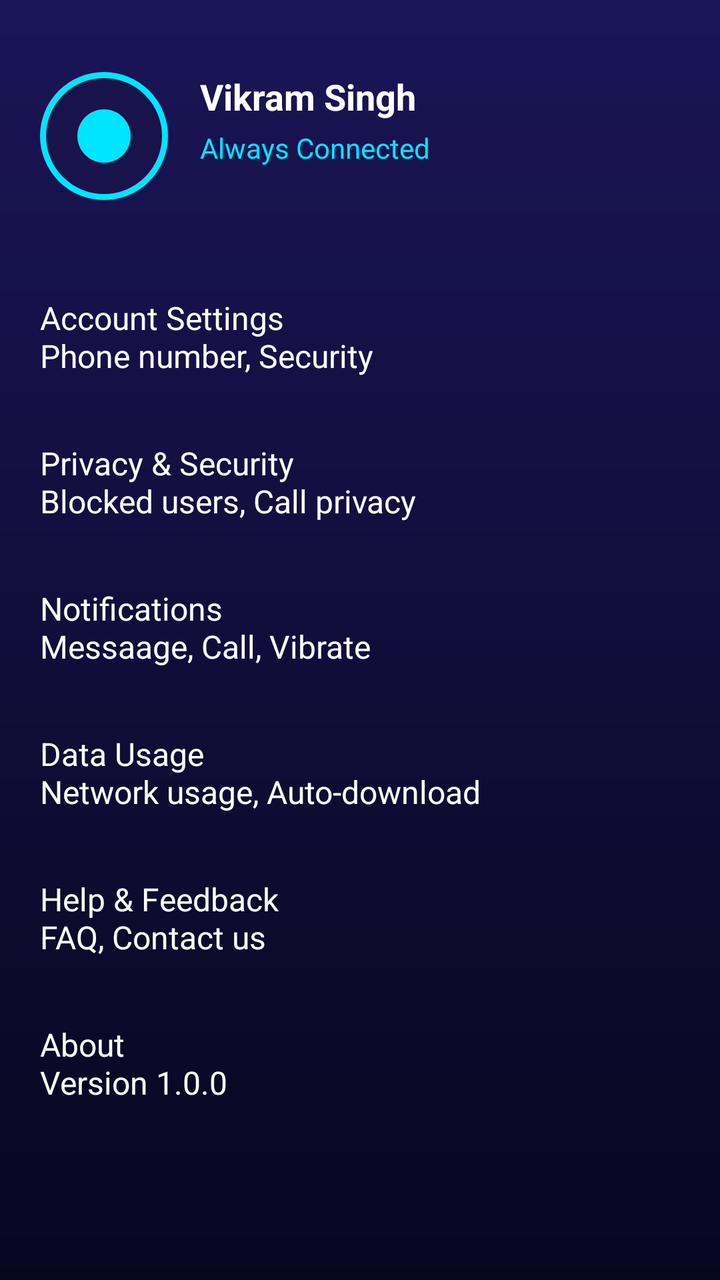
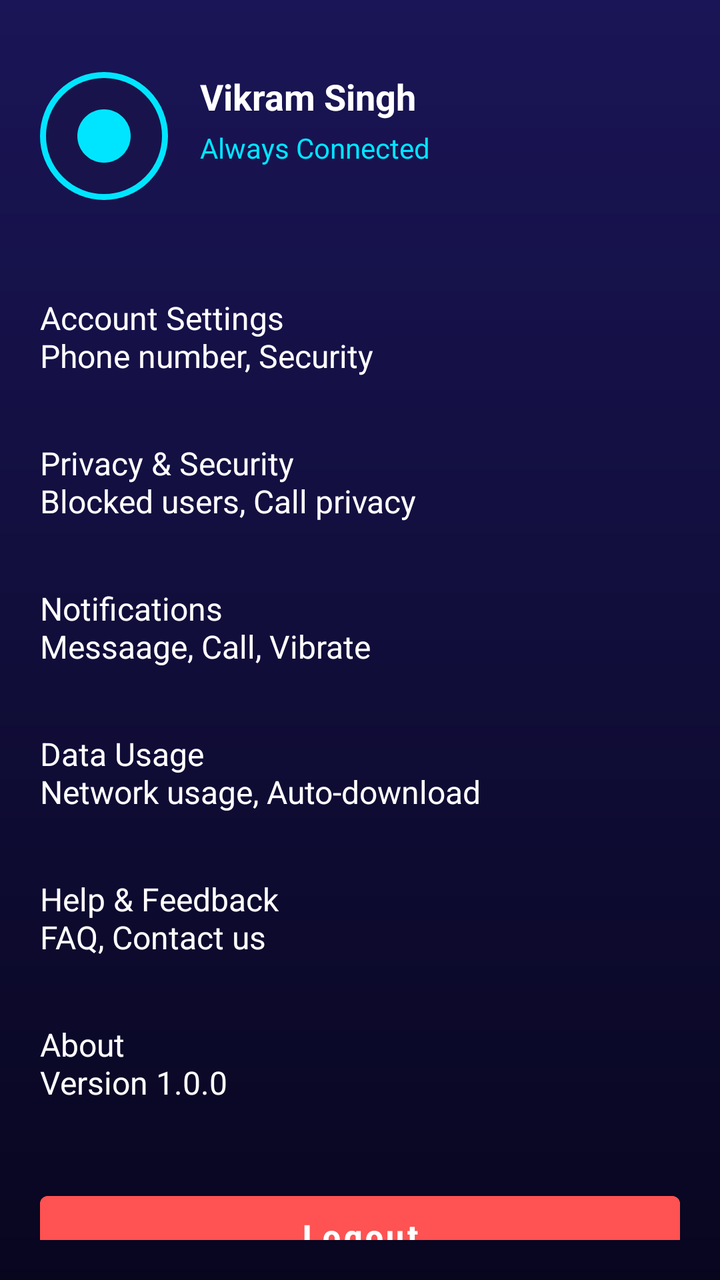

Screens rendered from an Android XML layout before and after an edit, with the pre-edit source and the edit as a unified diff.
<!-- AndroidManifest.xml: application theme Theme.WPRD -->
<!-- res/layout/activity_settings.xml -->
<?xml version="1.0" encoding="utf-8"?>
<androidx.constraintlayout.widget.ConstraintLayout xmlns:android="http://schemas.android.com/apk/res/android"
    xmlns:app="http://schemas.android.com/apk/res-auto"
    android:layout_width="match_parent"
    android:layout_height="match_parent"
    android:background="@drawable/bg_dark_gradient"
    android:padding="20dp">

    
    <ImageView
        android:id="@+id/ivSettingsAvatar"
        android:layout_width="64dp"
        android:layout_height="64dp"
        android:layout_marginTop="16dp"
        android:background="@drawable/bg_circle_cyan_glow"
        android:padding="16dp"
        android:src="@drawable/ic_call"
        app:layout_constraintStart_toStartOf="parent"
        app:layout_constraintTop_toTopOf="parent" />

    <TextView
        android:id="@+id/tvSettingsName"
        android:layout_width="wrap_content"
        android:layout_height="wrap_content"
        android:layout_marginStart="16dp"
        android:text="Vikram Singh"
        android:textColor="@color/text_white"
        android:textSize="18sp"
        android:textStyle="bold"
        app:layout_constraintTop_toTopOf="@+id/ivSettingsAvatar"
        app:layout_constraintStart_toEndOf="@+id/ivSettingsAvatar" />

    <TextView
        android:id="@+id/tvSettingsStatus"
        android:layout_width="wrap_content"
        android:layout_height="wrap_content"
        android:layout_marginStart="16dp"
        android:layout_marginTop="4dp"
        android:text="Always Connected"
        android:textColor="@color/cyan_neon"
        android:textSize="14sp"
        app:layout_constraintTop_toBottomOf="@+id/tvSettingsName"
        app:layout_constraintStart_toEndOf="@+id/ivSettingsAvatar" />

    
    <LinearLayout
        android:layout_width="match_parent"
        android:layout_height="0dp"
        android:layout_marginTop="32dp"
        android:orientation="vertical"
        app:layout_constraintBottom_toBottomOf="parent"
        app:layout_constraintTop_toBottomOf="@+id/ivSettingsAvatar">

        <TextView
            android:layout_width="match_parent"
            android:layout_height="wrap_content"
            android:paddingVertical="16dp"
            android:text="Account Settings\nPhone number, Security"
            android:textColor="@color/text_white"
            android:textSize="16sp" />

        <TextView
            android:layout_width="match_parent"
            android:layout_height="wrap_content"
            android:paddingVertical="16dp"
            android:text="Privacy &amp; Security\nBlocked users, Call privacy"
            android:textColor="@color/text_white"
            android:textSize="16sp" />

        <TextView
            android:layout_width="match_parent"
            android:layout_height="wrap_content"
            android:paddingVertical="16dp"
            android:text="Notifications\nMessaage, Call, Vibrate"
            android:textColor="@color/text_white"
            android:textSize="16sp" />

        <TextView
            android:layout_width="match_parent"
            android:layout_height="wrap_content"
            android:paddingVertical="16dp"
            android:text="Data Usage\nNetwork usage, Auto-download"
            android:textColor="@color/text_white"
            android:textSize="16sp" />

        <TextView
            android:layout_width="match_parent"
            android:layout_height="wrap_content"
            android:paddingVertical="16dp"
            android:text="Help &amp; Feedback\nFAQ, Contact us"
            android:textColor="@color/text_white"
            android:textSize="16sp" />

        <TextView
            android:layout_width="match_parent"
            android:layout_height="wrap_content"
            android:paddingVertical="16dp"
            android:text="About\nVersion 1.0.0"
            android:textColor="@color/text_white"
            android:textSize="16sp" />

    </LinearLayout>

</androidx.constraintlayout.widget.ConstraintLayout>
<!-- resources referenced by this layout -->
<resources>
  <color name="cyan_neon">#00E5FF</color>
  <color name="text_white">#FFFFFF</color>
  <!-- drawable bg_circle_cyan_glow (drawable) -->
  <?xml version="1.0" encoding="utf-8"?>
  <shape xmlns:android="http://schemas.android.com/apk/res/android"
      android:shape="oval">
      <solid android:color="#18144B" />
      <stroke android:width="3dp" android:color="@color/cyan_neon" />
  </shape>
  <!-- drawable bg_dark_gradient (drawable) -->
  <?xml version="1.0" encoding="utf-8"?>
  <shape xmlns:android="http://schemas.android.com/apk/res/android">
      <gradient
          android:angle="270"
          android:endColor="#08061F"
          android:startColor="#1A1556"
          android:type="linear" />
  </shape>
  <!-- drawable ic_call (drawable) -->
  <?xml version="1.0" encoding="utf-8"?>
  <vector xmlns:android="http://schemas.android.com/apk/res/android"
      android:width="24dp"
      android:height="24dp"
      android:viewportWidth="24"
      android:viewportHeight="24">
      <path
          android:fillColor="#00E5FF"
          android:pathData="M12,2C6.48,2 2,6.48 2,12s4.48,10 10,10 10,-4.48 10,-10S17.52,2 12,2z" />
  </vector>
  <style name="Theme.WPRD" parent="Theme.MaterialComponents.DayNight.NoActionBar">
          <item name="colorPrimary">@color/cyan_neon</item>
          <item name="colorPrimaryVariant">@color/navy_primary</item>
          <item name="colorOnPrimary">@color/navy_dark</item>
          <item name="android:statusBarColor">@color/navy_dark</item>
          <item name="android:navigationBarColor">@color/navy_dark</item>
          <item name="android:windowBackground">@color/navy_dark</item>
      </style>
  <color name="navy_primary">#0F0C38</color>
  <color name="navy_dark">#08061F</color>
</resources>

<!-- the commit's change to res/layout/activity_settings.xml (unified diff, before → after) -->
@@ -99,6 +99,18 @@
             android:textColor="@color/text_white"
             android:textSize="16sp" />
 
+        <Button
+            android:id="@+id/btnLogout"
+            android:layout_width="match_parent"
+            android:layout_height="52dp"
+            android:layout_marginTop="24dp"
+            android:backgroundTint="#FF5252"
+            android:text="Logout"
+            android:textAllCaps="false"
+            android:textColor="#FFFFFF"
+            android:textSize="16sp"
+            android:textStyle="bold" />
+
     </LinearLayout>
 
 </androidx.constraintlayout.widget.ConstraintLayout>
